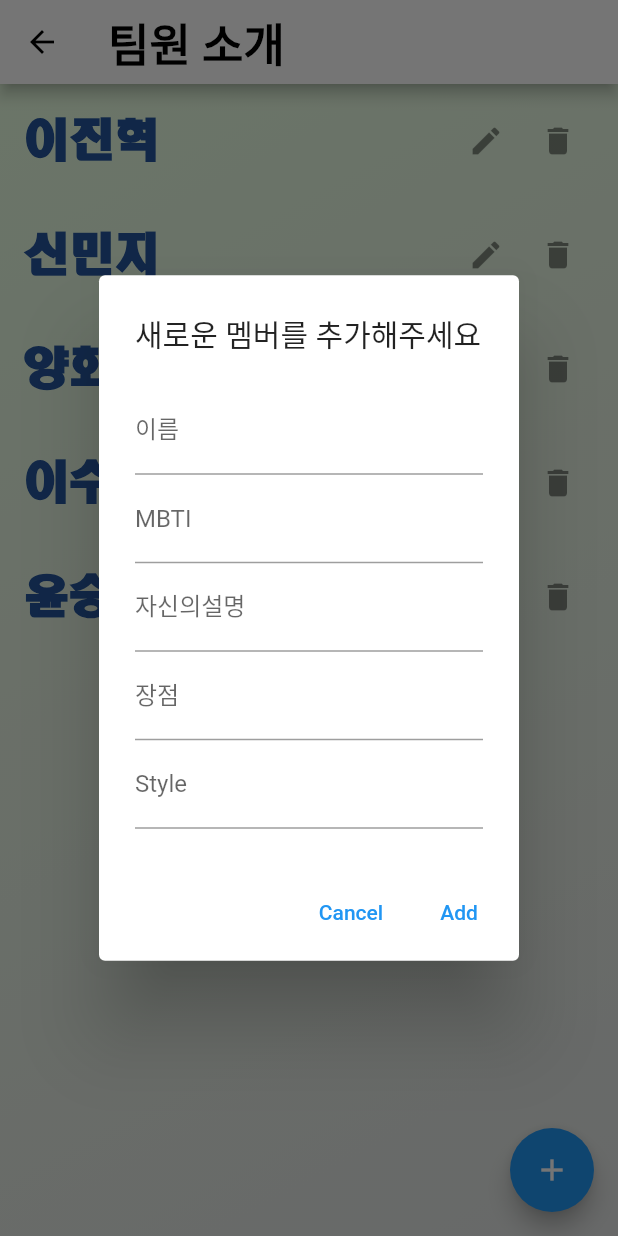
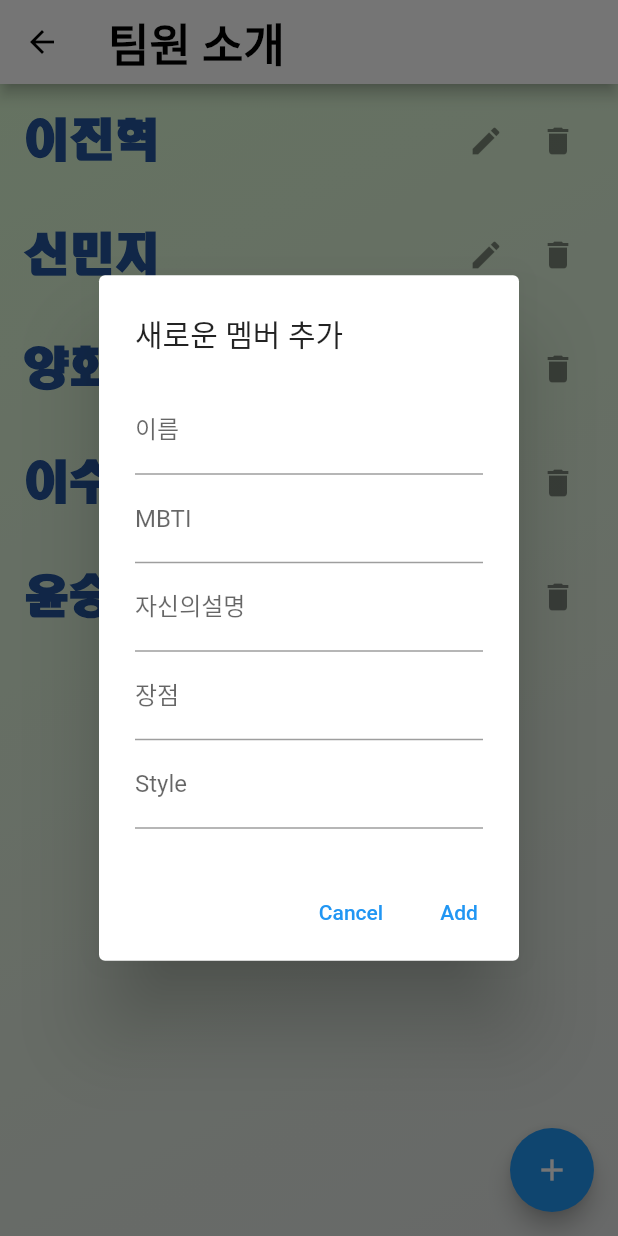
Before and after one commit to jh4016/team-project, a Flutter app: the TeamIntroductionPage screen opened directly, after a tap on the "add" icon, on a phone screen of 412 x 824 dp. Run offline on Flutter 3.47's test engine with Material 2 defaults, Android fonts, the light colour scheme and no system bars; network calls fail.

Commit message:
팀원소개글 이름과 배경 색상 변경건

```diff
--- a/lib/teamIntroduction.dart
+++ b/lib/teamIntroduction.dart
@@ -176,7 +176,7 @@ class _TeamIntroductionPageState extends State<TeamIntroductionPage> {
             begin: Alignment.topLeft,
             end: Alignment.bottomRight,
             colors: [
-              Color(0xFFE9FFE2), // 첫 번째 색상
+              Color(0xFFDDFAD4), // 첫 번째 색상2
               Color(0xFFE2E4E4), // 두 번째 색상
             ],
           ),
@@ -270,7 +270,7 @@ class _TeamIntroductionPageState extends State<TeamIntroductionPage> {
               String style = '';
 
               return AlertDialog(
-                title: Text('새로운 멤버를 추가해주세요'),
+                title: Text('새로운 멤버 추가'),
                 content: SingleChildScrollView(
                   child: Column(
                     children: [
```
